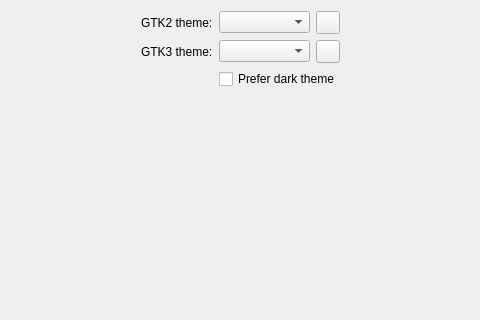
Qt form src/ui/gui.ui (KDE/kde-gtk-config) before a commit; both pictures show x 210 to 690 and y 0 to 320 of the 900 by 600 pixel window.
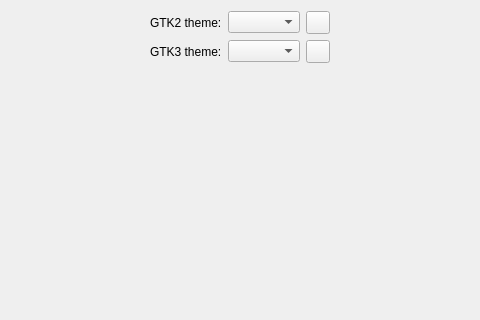
The same form after that commit. Icons and pictures are not drawn.

Commit message: Sync dark theme preference for GTK3 applications

```diff
--- a/src/ui/gui.ui
+++ b/src/ui/gui.ui
@@ -90,13 +90,6 @@
          </item>
         </layout>
        </item>
-       <item row="2" column="1">
-        <widget class="QCheckBox" name="checkBox_theme_gtk3_prefer_dark">
-         <property name="text">
-          <string>Prefer dark theme</string>
-         </property>
-        </widget>
-       </item>
       </layout>
      </item>
      <item>
```
Left out of the diff: 3 changed lines with no effect on the pictures. The commit also changes 11 other files.
